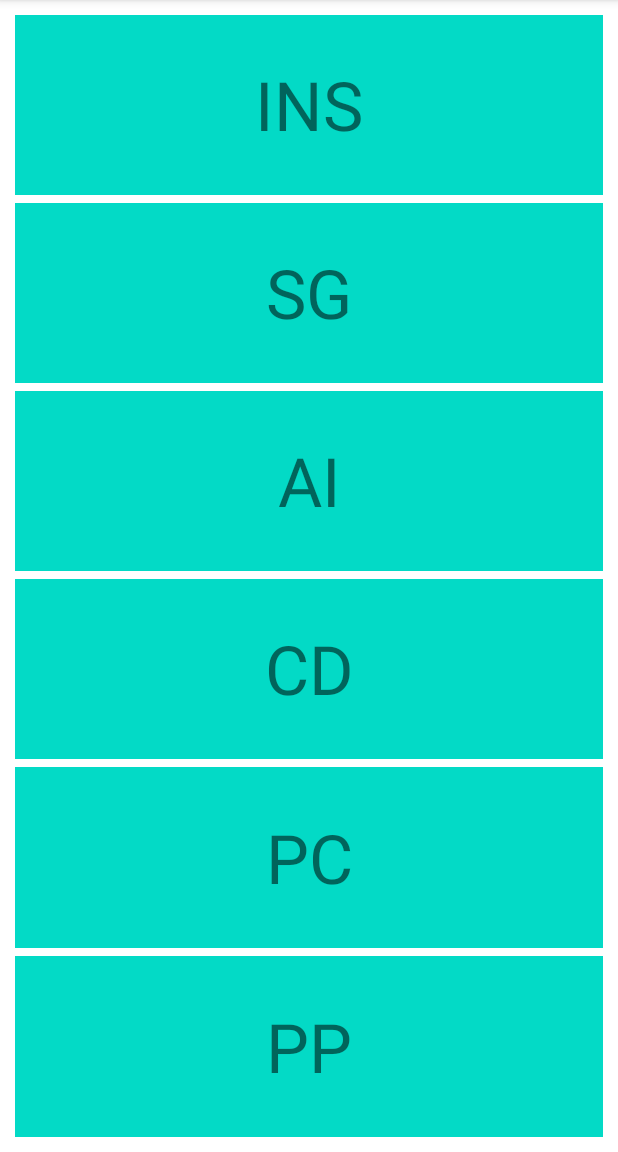
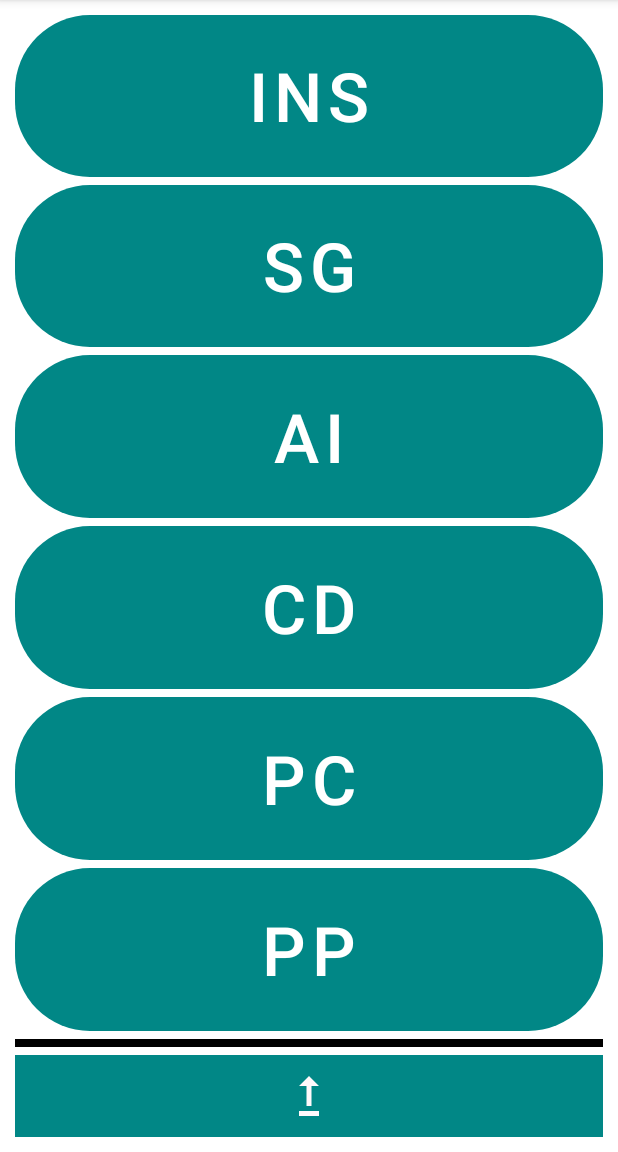
Before and after one commit to AmartyaDey24/Teachers_pet, an Android app: the welcome_teacher screen opened directly, with no data from a screen before it, after a tap on "ADD NOTES", on a phone screen of 412 x 824 dp, the part 84-1236 px from its top. Run offline under Robolectric (Android 15) with nearby library versions, the light colour scheme and no system bars; our stand-ins replace Firebase (no records; nobody signed in at launch, a user with empty details on screens opened directly); 3 statements that could not run were skipped.

Commit message:
1. upload button done 2. Calender glitch solved 3. design language of notes improved

```diff
--- a/app/src/main/AndroidManifest.xml
+++ b/app/src/main/AndroidManifest.xml
@@ -20,7 +20,8 @@
         <activity android:name=".Notes.Ina_M1" />
         <activity android:name=".Notes.SG" />
         <activity android:name=".Notes.INS" />
-        <activity android:name=".Notes.Subjects" />
+        <activity android:name=".Notes.Student_subjects" />
+        <activity android:name=".Notes.Teacher_subjects" />
         <activity android:name=".Chats.Chat" />
         <activity android:name=".TeacherRegister" />
         <activity android:name=".StudentRegister" />
--- a/app/src/main/java/com/example/teacherspet/Notes/Subjects.kt
+++ b/app/src/main/java/com/example/teacherspet/Notes/Student_subjects.kt
@@ -1,16 +1,15 @@
 package com.example.teacherspet.Notes
 
 import android.content.Intent
-import android.content.IntentFilter
 import androidx.appcompat.app.AppCompatActivity
 import android.os.Bundle
 import android.widget.TextView
 import com.example.teacherspet.R
 
-class Subjects : AppCompatActivity() {
+class Student_subjects : AppCompatActivity() {
     override fun onCreate(savedInstanceState: Bundle?) {
         super.onCreate(savedInstanceState)
-        setContentView(R.layout.activity_subjects)
+        setContentView(R.layout.activity_subjects_student)
 
         val ins:TextView=findViewById(R.id.INS)
         val sg:TextView=findViewById(R.id.SG)
--- /dev/null
+++ b/app/src/main/java/com/example/teacherspet/Notes/Teacher_subjects.kt
@@ -0,0 +1,32 @@
+package com.example.teacherspet.Notes
+
+import android.content.Intent
+import androidx.appcompat.app.AppCompatActivity
+import android.os.Bundle
+import android.widget.ImageButton
+import android.widget.TextView
+import com.example.teacherspet.R
+import com.google.android.material.snackbar.Snackbar
+
+class Teacher_subjects : AppCompatActivity() {
+    override fun onCreate(savedInstanceState: Bundle?) {
+        super.onCreate(savedInstanceState)
+        setContentView(R.layout.activity_subjects_teacher)
+
+        val ins:TextView=findViewById(R.id.INS)
+        val sg:TextView=findViewById(R.id.SG)
+        val upload:ImageButton=findViewById(R.id.upload_button)
+
+        ins.setOnClickListener {
+            val intent=Intent(applicationContext,INS::class.java)
+            startActivity(intent)
+        }
+        sg.setOnClickListener {
+            val intent=Intent(applicationContext,SG::class.java)
+            startActivity(intent)
+        }
+        upload.setOnClickListener {
+            Snackbar.make(it,"Notes Uploaded",Snackbar.LENGTH_SHORT).show()
+        }
+    }
+}
--- a/app/src/main/java/com/example/teacherspet/welcome_student.java
+++ b/app/src/main/java/com/example/teacherspet/welcome_student.java
@@ -11,7 +11,7 @@ import android.widget.TextView;
 
 import com.example.teacherspet.Calender.CalenderOfEvents;
 import com.example.teacherspet.Chats.OfficialGroup;
-import com.example.teacherspet.Notes.Subjects;
+import com.example.teacherspet.Notes.Student_subjects;
 import com.google.firebase.auth.FirebaseAuth;
 import com.google.firebase.auth.FirebaseUser;
 import com.google.firebase.database.DataSnapshot;
@@ -95,7 +95,7 @@ public class welcome_student extends AppCompatActivity {
         viewNotes.setOnClickListener(new View.OnClickListener() {
             @Override
             public void onClick(View v) {
-                Intent subjectlist = new Intent(welcome_student.this, Subjects.class);
+                Intent subjectlist = new Intent(welcome_student.this, Student_subjects.class);
                 startActivity(subjectlist);
             }
         });
--- a/app/src/main/java/com/example/teacherspet/welcome_teacher.java
+++ b/app/src/main/java/com/example/teacherspet/welcome_teacher.java
@@ -11,7 +11,8 @@ import android.widget.TextView;
 
 import com.example.teacherspet.Calender.CalenderOfEvents;
 import com.example.teacherspet.Chats.OfficialGroup;
-import com.example.teacherspet.Notes.Subjects;
+import com.example.teacherspet.Notes.Student_subjects;
+import com.example.teacherspet.Notes.Teacher_subjects;
 import com.google.firebase.auth.FirebaseAuth;
 import com.google.firebase.auth.FirebaseUser;
 import com.google.firebase.database.DataSnapshot;
@@ -109,7 +110,7 @@ public class welcome_teacher extends AppCompatActivity {
         addNotes.setOnClickListener(new View.OnClickListener() {
             @Override
             public void onClick(View v) {
-                Intent subjectlist = new Intent(welcome_teacher.this, Subjects.class);
+                Intent subjectlist = new Intent(welcome_teacher.this, Teacher_subjects.class);
                 startActivity(subjectlist);
             }
         });
--- /dev/null
+++ b/app/src/main/res/drawable/upload.xml
@@ -0,0 +1,5 @@
+<vector android:height="40dp" android:tint="#FFF9FB"
+    android:viewportHeight="24" android:viewportWidth="24"
+    android:width="40dp" xmlns:android="http://schemas.android.com/apk/res/android">
+    <path android:fillColor="@android:color/white" android:pathData="M16,18v2H8v-2H16zM11,7.99V16h2V7.99h3L12,4L8,7.99H11z"/>
+</vector>
--- a/app/src/main/res/layout/activity_subjects.xml
+++ b/app/src/main/res/layout/activity_subjects_student.xml
@@ -6,65 +6,65 @@
     android:layout_height="match_parent"
     android:orientation="vertical"
     android:padding="10dp"
-    tools:context=".Notes.Subjects">
+    tools:context=".Notes.Student_subjects">
 
-    <com.google.android.material.textview.MaterialTextView
+    <Button
         android:id="@+id/INS"
         android:layout_width="match_parent"
         android:layout_height="0dp"
         android:layout_marginBottom="5dp"
         android:layout_weight="1"
-        android:background="@color/design_default_color_secondary"
+        android:background="@drawable/box"
         android:gravity="center"
         android:text="INS"
         android:textSize="45sp" />
 
-    <com.google.android.material.textview.MaterialTextView
+    <Button
         android:id="@+id/SG"
         android:layout_width="match_parent"
         android:layout_height="0dp"
         android:layout_marginBottom="5dp"
         android:layout_weight="1"
-        android:background="@color/design_default_color_secondary"
+        android:background="@drawable/box"
         android:gravity="center"
         android:text="SG"
         android:textSize="45sp" />
 
-    <com.google.android.material.textview.MaterialTextView
+    <Button
         android:layout_width="match_parent"
         android:layout_height="0dp"
         android:layout_marginBottom="5dp"
         android:layout_weight="1"
-        android:background="@color/design_default_color_secondary"
+        android:background="@drawable/box"
         android:gravity="center"
         android:text="AI"
         android:textSize="45sp" />
 
-    <com.google.android.material.textview.MaterialTextView
+    <Button
         android:layout_width="match_parent"
         android:layout_height="0dp"
         android:layout_marginBottom="5dp"
         android:layout_weight="1"
-        android:background="@color/design_default_color_secondary"
+        android:background="@drawable/box"
         android:gravity="center"
         android:text="CD"
         android:textSize="45sp" />
 
-    <com.google.android.material.textview.MaterialTextView
+    <Button
         android:layout_width="match_parent"
         android:layout_height="0dp"
         android:layout_marginBottom="5dp"
         android:layout_weight="1"
-        android:background="@color/design_default_color_secondary"
+        android:background="@drawable/box"
         android:gravity="center"
         android:text="PC"
         android:textSize="45sp" />
 
-    <com.google.android.material.textview.MaterialTextView
+    <Button
         android:layout_width="match_parent"
         android:layout_height="0dp"
         android:layout_weight="1"
-        android:background="@color/design_default_color_secondary"
+        android:background="@drawable/box"
         android:gravity="center"
         android:text="PP"
         android:textSize="45sp" />
--- /dev/null
+++ b/app/src/main/res/layout/activity_subjects_teacher.xml
@@ -0,0 +1,88 @@
+<?xml version="1.0" encoding="utf-8"?>
+<LinearLayout xmlns:android="http://schemas.android.com/apk/res/android"
+    xmlns:app="http://schemas.android.com/apk/res-auto"
+    xmlns:tools="http://schemas.android.com/tools"
+    android:layout_width="match_parent"
+    android:layout_height="match_parent"
+    android:orientation="vertical"
+    android:padding="10dp"
+    tools:context=".Notes.Teacher_subjects">
+
+
+    <Button
+        android:id="@+id/INS"
+        android:layout_width="match_parent"
+        android:layout_height="0dp"
+        android:layout_marginBottom="5dp"
+        android:layout_weight="1"
+        android:background="@drawable/box"
+        android:gravity="center"
+        android:text="INS"
+        android:textSize="45sp" />
+
+    <Button
+        android:id="@+id/SG"
+        android:layout_width="match_parent"
+        android:layout_height="0dp"
+        android:layout_marginBottom="5dp"
+        android:layout_weight="1"
+        android:background="@drawable/box"
+        android:gravity="center"
+        android:text="SG"
+        android:textSize="45sp" />
+
+    <Button
+        android:layout_width="match_parent"
+        android:layout_height="0dp"
+        android:layout_marginBottom="5dp"
+        android:layout_weight="1"
+        android:background="@drawable/box"
+        android:gravity="center"
+        android:text="AI"
+        android:textSize="45sp" />
+
+    <Button
+        android:layout_width="match_parent"
+        android:layout_height="0dp"
+        android:layout_marginBottom="5dp"
+        android:layout_weight="1"
+        android:background="@drawable/box"
+        android:gravity="center"
+        android:text="CD"
+        android:textSize="45sp" />
+
+    <Button
+        android:layout_width="match_parent"
+        android:layout_height="0dp"
+        android:layout_marginBottom="5dp"
+        android:layout_weight="1"
+        android:background="@drawable/box"
+        android:gravity="center"
+        android:text="PC"
+        android:textSize="45sp" />
+
+    <Button
+        android:layout_width="match_parent"
+        android:layout_height="0dp"
+        android:layout_marginBottom="5dp"
+        android:layout_weight="1"
+        android:background="@drawable/box"
+        android:gravity="center"
+        android:text="PP"
+        android:textSize="45sp" />
+
+
+    <View
+        android:layout_width="match_parent"
+        android:layout_height="5dp"
+        android:layout_marginBottom="5dp"
+        android:background="@color/black" />
+
+    <ImageButton
+        android:id="@+id/upload_button"
+        android:layout_width="match_parent"
+        android:layout_height="0dp"
+        android:layout_weight="0.5"
+        android:background="@color/teal_700"
+        android:src="@drawable/upload" />
+</LinearLayout>
```
Also changed, not shown: app/src/main/java/com/example/teacherspet/Calender/CalenderOfEvents.kt (+4 -10 lines), app/src/main/res/layout/activity_calender_of_events.xml (+4 -3 lines), app/src/main/res/layout/activity_i_n_s.xml (+6 -6 lines), app/src/main/res/layout/activity_s_g.xml (+6 -6 lines).
